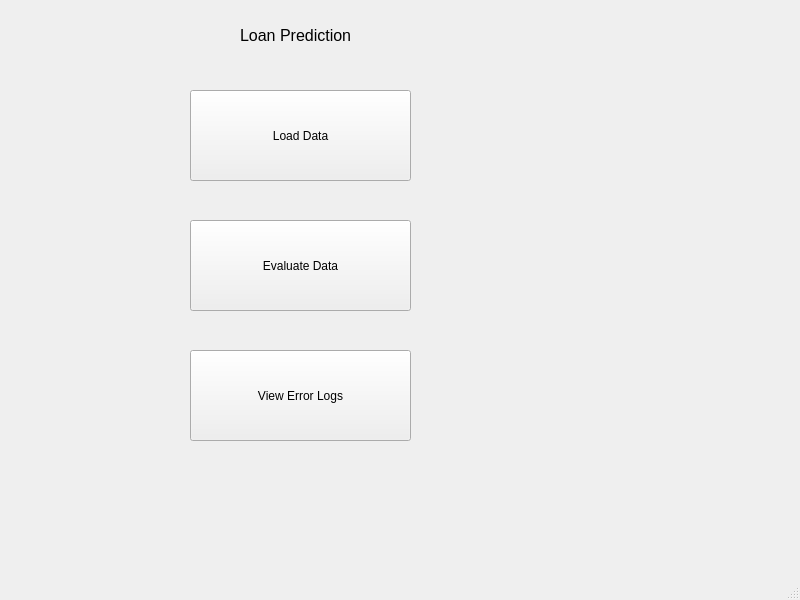
This is src/Interface/UI/mainwindow.ui in hellorahat/LoanEligibilityPredictor as Qt 5 draws it before an edit. The edited form follows.
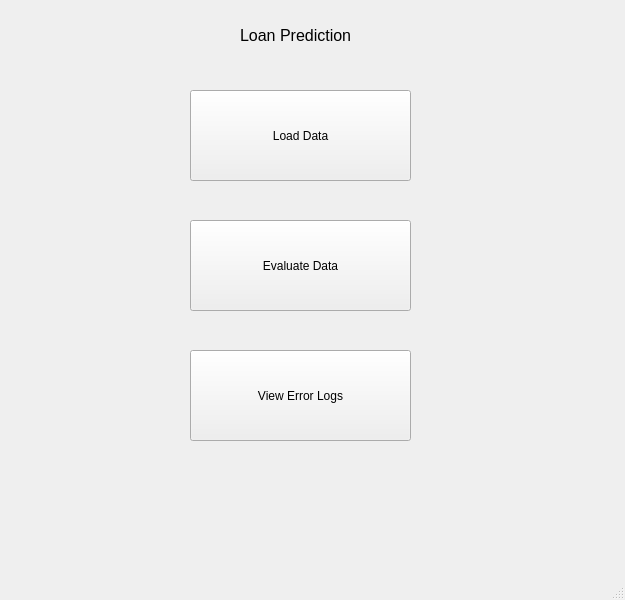
This is the edited form.

The edit to the form file:
```diff
--- a/src/Interface/UI/mainwindow.ui
+++ b/src/Interface/UI/mainwindow.ui
@@ -6,7 +6,7 @@
    <rect>
     <x>0</x>
     <y>0</y>
-    <width>800</width>
+    <width>625</width>
     <height>600</height>
    </rect>
   </property>
```
Left out of the diff: 2 changed lines with no effect on the pictures.
